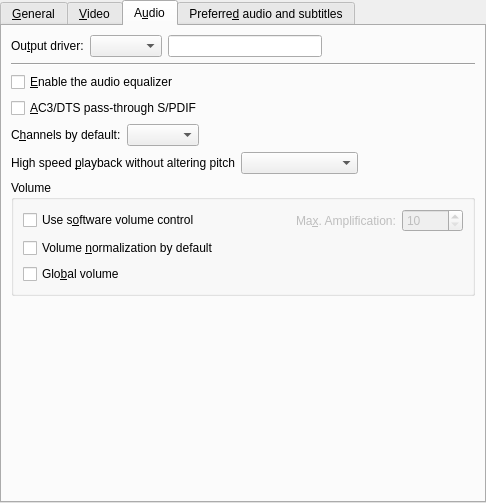
Before: the Qt Designer form src/prefgeneral.ui in wilbert2000/wzplayer, drawn with Qt 5.
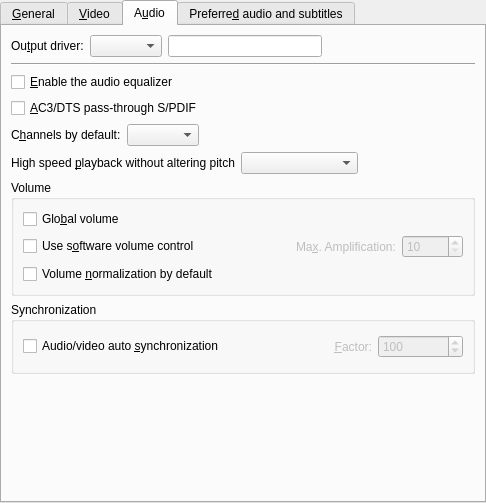
After: the same form once the commit is applied. The open tabs and pages were chosen to show the change. Custom widgets are drawn as their Qt base class.

Commit message: The option "Audio/video auto synchronization" has been moved from Preferences -> Performance to Preferences -> General -> Audio.

```diff
--- a/src/prefgeneral.ui
+++ b/src/prefgeneral.ui
@@ -730,6 +730,13 @@
           <string>Volume</string>
          </property>
          <layout class="QVBoxLayout" >
+          <item>
+           <widget class="QCheckBox" name="global_volume_check" >
+            <property name="text" >
+             <string>Glo&amp;bal volume</string>
+            </property>
+           </widget>
+          </item>
           <item>
            <layout class="QHBoxLayout" >
             <property name="spacing" >
@@ -805,13 +812,107 @@
             </property>
            </widget>
           </item>
+         </layout>
+        </widget>
+       </item>
+       <item>
+        <widget class="QGroupBox" name="groupBox_5" >
+         <property name="title" >
+          <string>Synchronization</string>
+         </property>
+         <layout class="QHBoxLayout" >
+          <property name="spacing" >
+           <number>6</number>
+          </property>
+          <property name="leftMargin" >
+           <number>9</number>
+          </property>
+          <property name="topMargin" >
+           <number>9</number>
+          </property>
+          <property name="rightMargin" >
+           <number>9</number>
+          </property>
+          <property name="bottomMargin" >
+           <number>9</number>
+          </property>
           <item>
-           <widget class="QCheckBox" name="global_volume_check" >
+           <widget class="QCheckBox" name="autosync_check" >
             <property name="text" >
-             <string>Glo&amp;bal volume</string>
+             <string>Audio/video auto &amp;synchronization</string>
             </property>
            </widget>
           </item>
+          <item>
+           <layout class="QHBoxLayout" >
+            <property name="spacing" >
+             <number>6</number>
+            </property>
+            <property name="leftMargin" >
+             <number>0</number>
+            </property>
+            <property name="topMargin" >
+             <number>0</number>
+            </property>
+            <property name="rightMargin" >
+             <number>0</number>
+            </property>
+            <property name="bottomMargin" >
+             <number>0</number>
+            </property>
+            <item>
+             <spacer>
+              <property name="orientation" >
+               <enum>Qt::Horizontal</enum>
+              </property>
+              <property name="sizeType" >
+               <enum>QSizePolicy::Preferred</enum>
+              </property>
+              <property name="sizeHint" >
+               <size>
+                <width>40</width>
+                <height>31</height>
+               </size>
+              </property>
+             </spacer>
+            </item>
+            <item>
+             <widget class="QLabel" name="factor_label" >
+              <property name="enabled" >
+               <bool>false</bool>
+              </property>
+              <property name="text" >
+               <string>&amp;Factor:</string>
+              </property>
+              <property name="alignment" >
+               <set>Qt::AlignRight|Qt::AlignTrailing|Qt::AlignVCenter</set>
+              </property>
+              <property name="wordWrap" >
+               <bool>false</bool>
+              </property>
+              <property name="buddy" >
+               <cstring>autosync_spin</cstring>
+              </property>
+             </widget>
+            </item>
+            <item>
+             <widget class="QSpinBox" name="autosync_spin" >
+              <property name="enabled" >
+               <bool>false</bool>
+              </property>
+              <property name="minimum" >
+               <number>0</number>
+              </property>
+              <property name="maximum" >
+               <number>1000</number>
+              </property>
+              <property name="value" >
+               <number>100</number>
+              </property>
+             </widget>
+            </item>
+           </layout>
+          </item>
          </layout>
         </widget>
        </item>
@@ -826,7 +927,7 @@
          <property name="sizeHint" >
           <size>
            <width>464</width>
-           <height>21</height>
+           <height>31</height>
           </size>
          </property>
         </spacer>
@@ -1095,16 +1196,16 @@
   </layout>
  </widget>
  <customwidgets>
-  <customwidget>
-   <class>FileChooser</class>
-   <extends>QLineEdit</extends>
-   <header>filechooser.h</header>
-  </customwidget>
   <customwidget>
    <class>TristateCombo</class>
    <extends>QComboBox</extends>
    <header>tristatecombo.h</header>
   </customwidget>
+  <customwidget>
+   <class>FileChooser</class>
+   <extends>QLineEdit</extends>
+   <header>filechooser.h</header>
+  </customwidget>
  </customwidgets>
  <tabstops>
   <tabstop>general_tab</tabstop>
```
Left out of the diff: 36 changed lines with no effect on the pictures. The commit also changes 5 other files.
